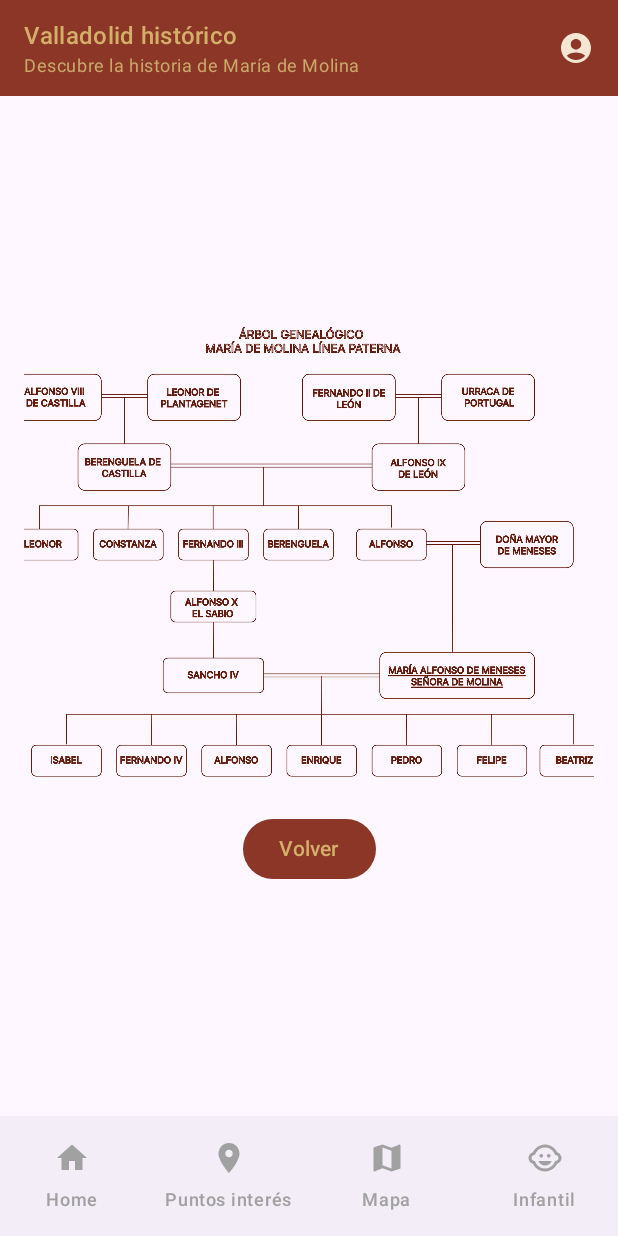
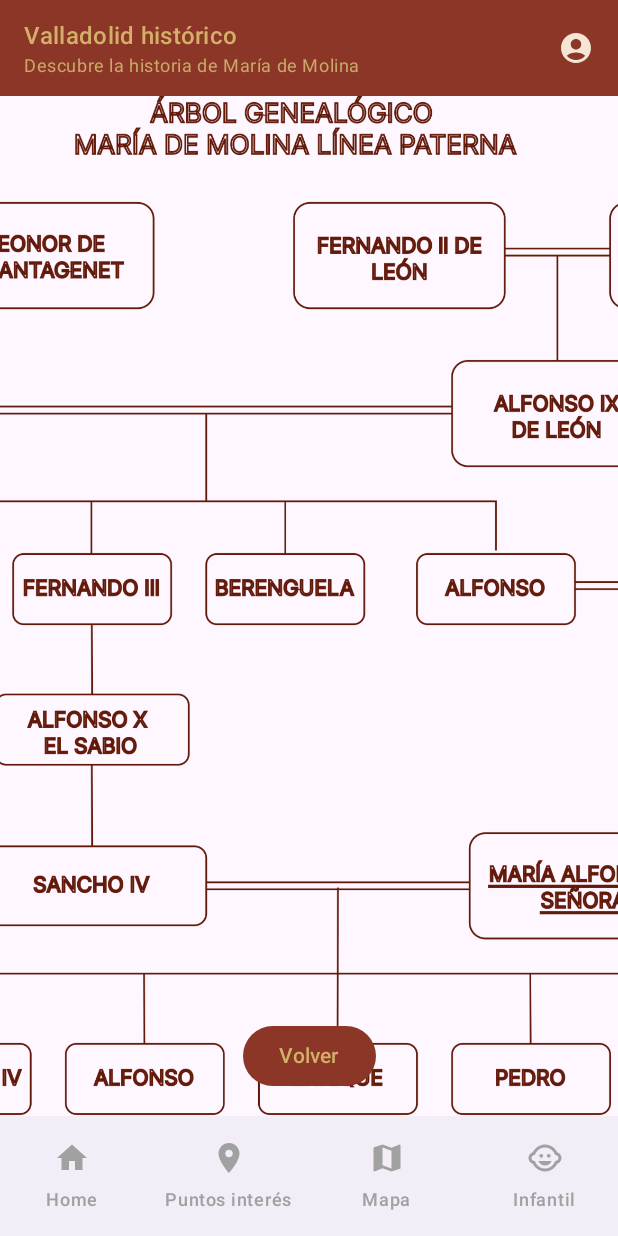
Before and after one commit to gonzalocolina/app-maria-molina, an Android app built with Jetpack Compose: the ImageScreen screen opened through its navigation route, on a phone screen of 412 x 824 dp. Run offline under Robolectric (Android 15) with nearby library versions, the phone set to English and light mode, and no system bars.

Commit message:
feat: Imagen arbol genealogico pantalla completa

```diff
--- a/app/src/main/java/com/example/mariamolina/ui/screens/home/HomeScreen.kt
+++ b/app/src/main/java/com/example/mariamolina/ui/screens/home/HomeScreen.kt
@@ -8,10 +8,13 @@ import androidx.compose.foundation.layout.fillMaxSize
 import androidx.compose.foundation.layout.fillMaxWidth
 import androidx.compose.foundation.layout.height
 import androidx.compose.foundation.layout.padding
+import androidx.compose.foundation.layout.wrapContentWidth
 import androidx.compose.foundation.lazy.LazyColumn
+import androidx.compose.material3.Button
 import androidx.compose.material3.MaterialTheme
 import androidx.compose.material3.Text
 import androidx.compose.runtime.Composable
+import androidx.compose.ui.Alignment
 import androidx.compose.ui.Modifier
 import androidx.compose.ui.layout.ContentScale
 import androidx.compose.ui.res.painterResource
@@ -46,7 +49,7 @@ fun HomeScreen(onNavigateToImage: () -> Unit) {
 
                 Image(
                     painter = painterResource(id = R.drawable.mariamolina_menu), // Asegúrate que el nombre coincide
-                    contentDescription = "Imagen principal de Maria Molina", // Descripción para accesibilidad
+                    contentDescription = "Imagen inicial de Maria Molina", // Descripción para accesibilidad
                     modifier = Modifier
                         .fillMaxWidth() // O ajusta según necesites (ej. .height(200.dp))
                         .height(250.dp), // Define una altura para la imagen
@@ -85,7 +88,13 @@ fun HomeScreen(onNavigateToImage: () -> Unit) {
 
                 Spacer(modifier = Modifier.height(16.dp))
 
-                androidx.compose.material3.Button(onClick = onNavigateToImage) {
+                Button(
+                    onClick = onNavigateToImage,
+                    modifier = Modifier
+                        .fillMaxWidth() // Hace que el botón ocupe todo el ancho disponible
+                        .wrapContentWidth(Alignment.CenterHorizontally) // Centra el contenido del botón dentro de ese ancho
+                        .padding(8.dp)
+                ) {
                     Text("Ver árbol genealógico")
                 }
 
--- a/app/src/main/java/com/example/mariamolina/ui/screens/home/ImageScreen.kt
+++ b/app/src/main/java/com/example/mariamolina/ui/screens/home/ImageScreen.kt
@@ -7,6 +7,8 @@ import androidx.compose.foundation.layout.fillMaxSize
 import androidx.compose.material3.Button
 import androidx.compose.material3.Text
 import androidx.compose.runtime.*
+import androidx.compose.runtime.getValue
+import androidx.compose.runtime.setValue
 import androidx.compose.ui.Alignment
 import androidx.compose.ui.Modifier
 import androidx.compose.ui.geometry.Offset
@@ -33,31 +35,19 @@ fun ImageScreen(onBackClick: () -> Unit) {
     val minScale = 1f
     val maxScale = 4f
 
-    Column(
-        modifier = Modifier
-            .fillMaxSize()
-            .padding(16.dp),
-        horizontalAlignment = Alignment.CenterHorizontally,
-        verticalArrangement = Arrangement.Center
-    ) {
-
+    Box(modifier = Modifier.fillMaxSize()) { // Usamos Box para superponer la imagen y el botón
         Box(
             modifier = Modifier
-                .fillMaxWidth()
-                .height(300.dp)
-                .onSizeChanged { containerSize = it } // guardamos tamaño para los cálculos
-                .clipToBounds() // importante para que no se dibuje fuera
+                .fillMaxSize() // La imagen ocupará todo el espacio disponible
+                .onSizeChanged { containerSize = it }
+                .clipToBounds()
                 .pointerInput(Unit) {
                     detectTransformGestures { _, pan, zoom, _ ->
-                        // actualizar escala
                         val newScale = (scale * zoom).coerceIn(minScale, maxScale)
-                        // cuando cambia la escala, ajustamos offset para que siga dentro de límites
                         scale = newScale
 
-                        // actualizar offset con el pan (ya en px)
                         offset += pan
 
-                        // calcular límites máximos en cada eje
                         val containerWidth = containerSize.width.toFloat()
                         val containerHeight = containerSize.height.toFloat()
                         if (containerWidth > 0f && containerHeight > 0f) {
@@ -79,7 +69,7 @@ fun ImageScreen(onBackClick: () -> Unit) {
                 contentDescription = "Imagen de ejemplo",
                 contentScale = ContentScale.Crop,
                 modifier = Modifier
-                    .fillMaxSize()
+                    .fillMaxSize() // La imagen se expandirá para llenar el Box
                     .graphicsLayer {
                         scaleX = scale
                         scaleY = scale
@@ -89,9 +79,13 @@ fun ImageScreen(onBackClick: () -> Unit) {
             )
         }
 
-        Spacer(modifier = Modifier.height(24.dp))
-
-        Button(onClick = onBackClick) {
+        // Botón "Volver" alineado en la parte inferior
+        Button(
+            onClick = onBackClick,
+            modifier = Modifier
+                .align(Alignment.BottomCenter) // Alineamos el botón en la parte inferior central
+                .padding(16.dp) // Añadimos padding alrededor del botón
+        ) {
             Text("Volver")
         }
     }
```
